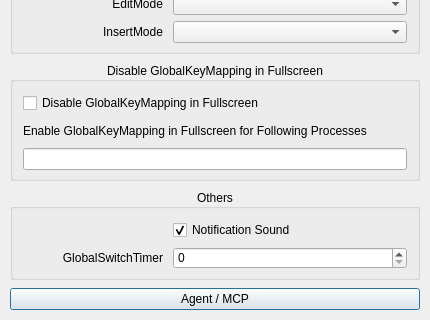
Before: the Qt Designer form QKeyMapper/qgeneraladvanceddialog.ui in Zalafina/QKeyMapper, drawn with Qt 5; both pictures show x 0 to 430 and y 205 to 525 of the 430 by 525 pixel window.
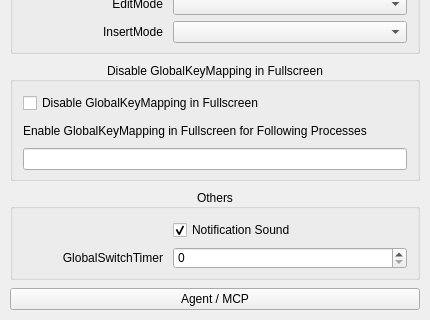
After: the same form once the commit is applied.

Patch:
```diff
--- a/QKeyMapper/qgeneraladvanceddialog.ui
+++ b/QKeyMapper/qgeneraladvanceddialog.ui
@@ -430,6 +430,9 @@
      <property name="text">
       <string notr="true">Agent / MCP</string>
      </property>
+     <property name="autoDefault">
+      <bool>false</bool>
+     </property>
     </widget>
    </item>
    <item>
```
Left out of the diff: 3 changed lines with no effect on the pictures.
